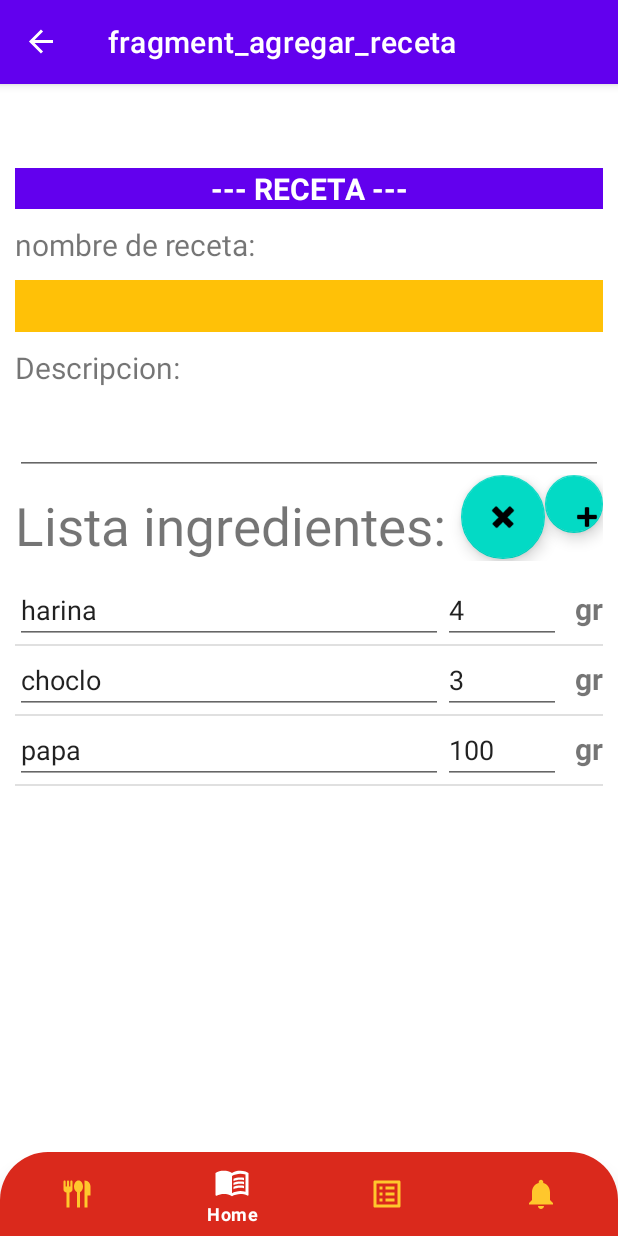
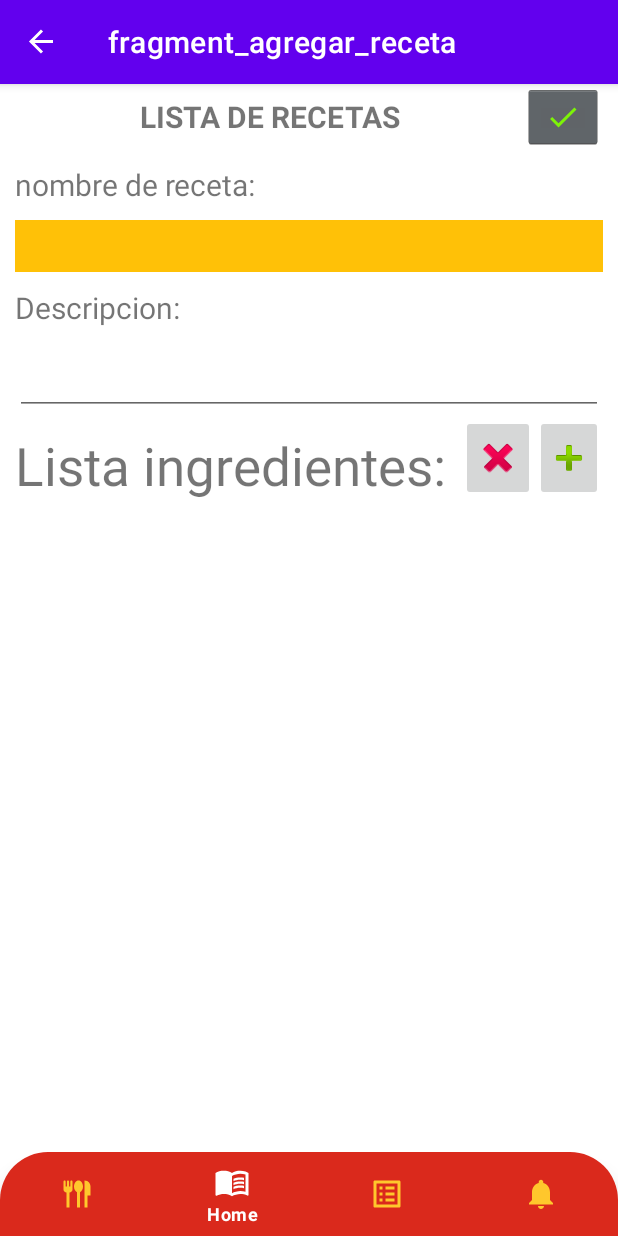
Before and after one commit to danilopezyejas/MenuSemanal, an Android app: the FragmentAgregarReceta screen opened through its navigation route, on a phone screen of 412 x 824 dp. Run offline under Robolectric (Android 15) with nearby library versions, the phone set to English and light mode, and no system bars; our stand-ins replace Firebase (no records; nobody signed in at launch, a user with empty details on screens opened directly), navigation-ui.

Commit message:
agregado ingredientes a recetas. prueba..

```diff
--- a/app/src/main/java/Clases/Recetas.java
+++ b/app/src/main/java/Clases/Recetas.java
@@ -6,6 +6,10 @@ public class Recetas {
     String nombre;
     String descripcion;
     boolean Sel;
+
+    public Recetas(){
+        super();
+    }
 
     public Recetas(String nombre, String descripcion) {
         this.nombre = nombre;
--- a/app/src/main/java/com/tip/MenuSemanal/FragmentAgregarReceta.java
+++ b/app/src/main/java/com/tip/MenuSemanal/FragmentAgregarReceta.java
@@ -2,20 +2,36 @@ package com.tip.MenuSemanal;
 
 import android.os.Bundle;
 
+import androidx.annotation.NonNull;
 import androidx.fragment.app.Fragment;
+import androidx.navigation.Navigation;
 import androidx.recyclerview.widget.DividerItemDecoration;
 import androidx.recyclerview.widget.LinearLayoutManager;
 import androidx.recyclerview.widget.RecyclerView;
 
 import android.view.LayoutInflater;
+import android.view.Menu;
+import android.view.MenuInflater;
+import android.view.MenuItem;
 import android.view.View;
 import android.view.ViewGroup;
 import android.widget.ArrayAdapter;
+import android.widget.ImageButton;
 import android.widget.Spinner;
 import android.widget.TextView;
 import android.widget.Toast;
 
+import com.google.android.gms.tasks.OnCompleteListener;
+import com.google.android.gms.tasks.Task;
 import com.google.android.material.floatingactionbutton.FloatingActionButton;
+import com.google.firebase.database.DataSnapshot;
+import com.google.firebase.database.DatabaseError;
+import com.google.firebase.database.DatabaseReference;
+import com.google.firebase.database.FirebaseDatabase;
+import com.google.firebase.database.ValueEventListener;
+import com.tip.MenuSemanal.ui.recetas.RecetasFragment;
+
+import org.jetbrains.annotations.NotNull;
 
 import java.util.ArrayList;
 
@@ -35,12 +51,18 @@ public class FragmentAgregarReceta extends Fragment {
     // the fragment initialization parameters, e.g. ARG_ITEM_NUMBER
     private static final String ARG_PARAM1 = "param1";
     private static final String ARG_PARAM2 = "param2";
-
+    DatabaseReference db;
     // TODO: Rename and change types of parameters
     private String mParam1;
     private String mParam2;
     TextView txtUnidad;
-    //ArrayList<Ingrediente> listaIngredientes = new ArrayList<Ingrediente>()
+    ImageButton btnagregar;
+    ImageButton btnBorrar;
+    ImageButton btnAceptar;
+    RecyclerView recyclerView;
+    ArrayList<Ingrediente> listaIngredientes = new ArrayList<Ingrediente>();
+
+
     public FragmentAgregarReceta() {
         // Required empty public constructor
     }
@@ -78,48 +100,84 @@ public class FragmentAgregarReceta extends Fragment {
     public View onCreateView(LayoutInflater inflater, ViewGroup container,
                              Bundle savedInstanceState) {
         // Inflate the layout for this fragment
+        db = FirebaseDatabase.getInstance().getReference();
+
 
         View view = inflater.inflate(R.layout.fragment_agregar_receta, container, false);
         TextView txtnombrer =(TextView) view.findViewById(R.id.edNombreReceta);
         txtUnidad = (TextView) view.findViewById(R.id.txtUnidad);
-
+        btnagregar= (ImageButton) view.findViewById(R.id.btnAgregaring);
+        btnBorrar = (ImageButton) view.findViewById(R.id.btnBorraring);
+        btnAceptar=(ImageButton) view.findViewById(R.id.btnAceptarIngredientes);
         txtnombrer.setText(mParam1);
         //ArrayAdapter<unidades> u = new ArrayAdapter<unidades>(getActivity().getApplicationContext(), android.R.layout.simple_spinner_item, unidades.values());
-        RecyclerView recyclerView = (RecyclerView) view.findViewById(R.id.rvlistaIngredientes);
+        recyclerView = (RecyclerView) view.findViewById(R.id.rvlistaIngredientes);
         recyclerView.setHasFixedSize(true);
         recyclerView.setLayoutManager(new LinearLayoutManager(getContext()));
         recyclerView.addItemDecoration(new DividerItemDecoration(getContext(), DividerItemDecoration.VERTICAL));
-        recyclerView.setAdapter(new AdapterListaIngredientes(cargaingredientes()));
-        recyclerView.getAdapter().notifyDataSetChanged();
-        FloatingActionButton faborrar = view.findViewById(R.id.FaBorrarIngrediente);
-        faborrar.setOnClickListener(new View.OnClickListener() {
+        recyclerView.setAdapter(new AdapterListaIngredientes(listaIngredientes));
+        cargaRecetas();
+
+        btnagregar.setOnClickListener(new View.OnClickListener() {
             @Override
             public void onClick(View view) {
-               // ( (AdapterListaIngredientes)recyclerView.getAdapter()).removeSelected();
+                ((AdapterListaIngredientes)recyclerView.getAdapter()).nuevoingrediente();
             }
         });
 
-        FloatingActionButton fagregar =view.findViewById(R.id.FaAgregarIngrediente);
-        faborrar.setOnClickListener(new View.OnClickListener() {
+        btnBorrar.setOnClickListener(new View.OnClickListener() {
             @Override
             public void onClick(View view) {
-
-
-
+                ((AdapterListaIngredientes)recyclerView.getAdapter()).removeSelected();
 
             }
         });
 
+            btnAceptar.setOnClickListener(new View.OnClickListener() {
+                @Override
+                public void onClick(View view) {
+                    for(Ingrediente i : listaIngredientes){
+                        //Toast.makeText(getActivity(),i.getNombre(),Toast.LENGTH_SHORT).show();
+                        if(i.getNombre()!=""){
+                        db.child("Recetas").child(txtnombrer.getText().toString()).child(i.getNombre()).setValue(i).addOnCompleteListener(new OnCompleteListener<Void>() {
+                            @Override
+                            public void onComplete(@NonNull @NotNull Task<Void> task2) {
+                                //Compruebo si se agrego bien a la base
+                                if(task2.isComplete()){
+
+                                }else{
+                                    Toast.makeText(getActivity(),"Ocurrio un error!",Toast.LENGTH_SHORT).show();
+                                    }
+                                }
+                            });
+                    }}
+
+                }
+        });
         return view;
     }
 
+    private void cargaRecetas() {
+        //Evaluo si trajo algo
 
-    ArrayList<Ingrediente> cargaingredientes(){
-        ArrayList<Ingrediente> ingredientes = new ArrayList<Ingrediente>();
-        ingredientes.add(new Ingrediente("1","harina",100,4,unidades.GR.toString()));
-        ingredientes.add(new Ingrediente("2","choclo",100,3,unidades.GR.toString()));
-        ingredientes.add(new Ingrediente("1","papa",100,100,unidades.GR.toString()));
-        return ingredientes;
+        db.child("Recetas").child(mParam1).addValueEventListener(new ValueEventListener() {
+            @Override
+            public void onDataChange(@NonNull @NotNull DataSnapshot snapshot) {
+
+                listaIngredientes.clear();
+                for(DataSnapshot ingredientesDataSnap : snapshot.getChildren()){
+                    Ingrediente ingrediente = ingredientesDataSnap.getValue(Ingrediente.class);
+                    listaIngredientes.add(ingrediente);
+                }
+                recyclerView.getAdapter().notifyDataSetChanged();
+            }
+
+            @Override
+            public void onCancelled(@NonNull @NotNull DatabaseError error) {
+
+            }
+        });
     }
 
+
 }
--- /dev/null
+++ b/app/src/main/res/drawable/ic_baseline_delete_sweep_24.xml
@@ -0,0 +1,5 @@
+<vector android:height="24dp" android:tint="#323030"
+    android:viewportHeight="24" android:viewportWidth="24"
+    android:width="24dp" xmlns:android="http://schemas.android.com/apk/res/android">
+    <path android:fillColor="@android:color/white" android:pathData="M15,16h4v2h-4zM15,8h7v2h-7zM15,12h6v2h-6zM3,18c0,1.1 0.9,2 2,2h6c1.1,0 2,-0.9 2,-2L13,8L3,8v10zM14,5h-3l-1,-1L6,4L5,5L2,5v2h12z"/>
+</vector>
--- /dev/null
+++ b/app/src/main/res/drawable/ic_baseline_done_24.xml
@@ -0,0 +1,5 @@
+<vector android:height="24dp" android:tint="#7DF307"
+    android:viewportHeight="24" android:viewportWidth="24"
+    android:width="24dp" xmlns:android="http://schemas.android.com/apk/res/android">
+    <path android:fillColor="@android:color/white" android:pathData="M9,16.2L4.8,12l-1.4,1.4L9,19 21,7l-1.4,-1.4L9,16.2z"/>
+</vector>
--- a/app/src/main/res/layout/activity_main.xml
+++ b/app/src/main/res/layout/activity_main.xml
@@ -4,8 +4,7 @@
     xmlns:tools="http://schemas.android.com/tools"
     android:id="@+id/container"
     android:layout_width="match_parent"
-    android:layout_height="match_parent"
-    android:paddingTop="?attr/actionBarSize">
+    android:layout_height="match_parent">
 
     <com.google.android.material.bottomnavigation.BottomNavigationView
         android:id="@+id/nav_view"
--- a/app/src/main/res/layout/fragment_agregar_receta.xml
+++ b/app/src/main/res/layout/fragment_agregar_receta.xml
@@ -18,19 +18,34 @@
             android:layout_marginRight="10dp"
             android:orientation="vertical">
 
+            <LinearLayout
+                android:layout_width="match_parent"
+                android:layout_height="wrap_content">
+
+
                 <TextView
                     android:id="@+id/textView2"
-                android:layout_width="match_parent"
-                android:layout_height="wrap_content"
-                android:background="@color/purple_500"
-                android:text="@string/agregar_receta"
+                    android:layout_width="332dp"
+                    android:layout_height="match_parent"
+                    android:layout_weight="1"
+
+                    android:text="LISTA DE RECETAS"
                     android:textAlignment="center"
-                android:textColor="@color/white"
+                    android:textSize="20dp"
+                    android:textStyle="bold"
+                    android:gravity="center"
+                    app:layout_constraintTop_toTopOf="parent" />
 
+                <ImageButton
+                    android:id="@+id/btnAceptarIngredientes"
+                    style="@android:style/Widget.Holo.ImageButton"
+                    android:layout_width="46dp"
+                    android:layout_height="43dp"
+                    android:layout_gravity="right"
+                    android:layout_weight="1"
+                    android:src="@drawable/ic_baseline_done_24" />
 
-                android:textSize="20sp"
-                android:textStyle="bold"
-                app:layout_constraintTop_toTopOf="parent" />
+            </LinearLayout>
 
             <TextView
                 android:id="@+id/textView5"
@@ -73,8 +88,8 @@
             <LinearLayout
                 android:layout_width="match_parent"
                 android:layout_height="match_parent"
-                android:orientation="horizontal"
-                >
+                android:orientation="horizontal">
+
                 <TextView
                     android:id="@+id/textView6"
                     android:layout_width="wrap_content"
@@ -82,31 +97,28 @@
                     android:layout_marginTop="10dp"
                     android:text="@string/lista_ingredientes"
                     android:textAlignment="center"
-                android:textSize="35sp"
-                />
+                    android:textSize="35sp" />
+
                 <Space
                     android:layout_width="10dp"
-                    android:layout_height="wrap_content"
-                    />
-
-                <com.google.android.material.floatingactionbutton.FloatingActionButton
-                    android:id="@+id/FaBorrarIngrediente"
-                    android:layout_width="wrap_content"
-                    android:layout_height="wrap_content"
-                    android:clickable="true"
-                    android:src="@android:drawable/ic_delete"
-                    android:visibility="visible"
-                    tools:ignore="MissingConstraints,OnClick" />
+                    android:layout_height="wrap_content" />
 
 
-                <com.google.android.material.floatingactionbutton.FloatingActionButton
-                    android:id="@+id/FaAgregarIngrediente"
+                <ImageButton
+                    android:id="@+id/btnBorraring"
+                    style="@android:style/Widget.DeviceDefault.ImageButton"
+                    android:layout_width="59dp"
+                    android:layout_height="match_parent"
+                    android:layout_weight="1"
+                    android:baselineAlignBottom="false"
+                    android:src="@android:drawable/ic_delete" />
+
+                <ImageButton
+                    android:id="@+id/btnAgregaring"
                     android:layout_width="wrap_content"
-                    android:layout_height="wrap_content"
-
-                    android:clickable="true"
-                    android:src="@android:drawable/ic_input_add"
-                    tools:ignore="MissingConstraints,OnClick" />
+                    android:layout_height="match_parent"
+                    android:layout_weight="1"
+                    android:src="@android:drawable/ic_input_add" />
 
             </LinearLayout>
 
@@ -114,12 +126,10 @@
                 android:id="@+id/rvlistaIngredientes"
                 android:layout_width="match_parent"
                 android:layout_height="wrap_content"
-                android:layout_marginTop="10dp"
-                />
+                android:layout_marginTop="10dp" />
 
         </LinearLayout>
     </ScrollView>
 
 
-
 </androidx.constraintlayout.widget.ConstraintLayout>
--- a/app/src/main/res/layout/fragment_home.xml
+++ b/app/src/main/res/layout/fragment_home.xml
@@ -7,8 +7,8 @@
     tools:context=".ui.home.HomeFragment">
 
     <ImageView
-        android:layout_width="378dp"
-        android:layout_height="350dp"
+        android:layout_width="0dp"
+        android:layout_height="0dp"
         android:src="@drawable/menu_semanal"
         app:layout_constraintBottom_toBottomOf="parent"
         app:layout_constraintEnd_toEndOf="parent"
```
Also changed, not shown: app/src/main/java/Clases/RecetasIngredientes.java (added, +43 -0 lines), app/src/main/java/com/tip/MenuSemanal/AdapterListaIngredientes.java (+34 -12 lines), app/src/main/java/com/tip/MenuSemanal/AdapterListaReceta.java (+12 -4 lines), app/src/main/java/com/tip/MenuSemanal/MainActivity.java (+15 -0 lines), app/src/main/java/com/tip/MenuSemanal/ui/recetas/RecetasFragment.java (+16 -21 lines), app/src/main/res/layout/fragment_recetas.xml (+8 -4 lines), app/src/main/res/menu/menurecetas.xml (added, +15 -0 lines). Lines whose indentation alone changed are shown as unchanged.
